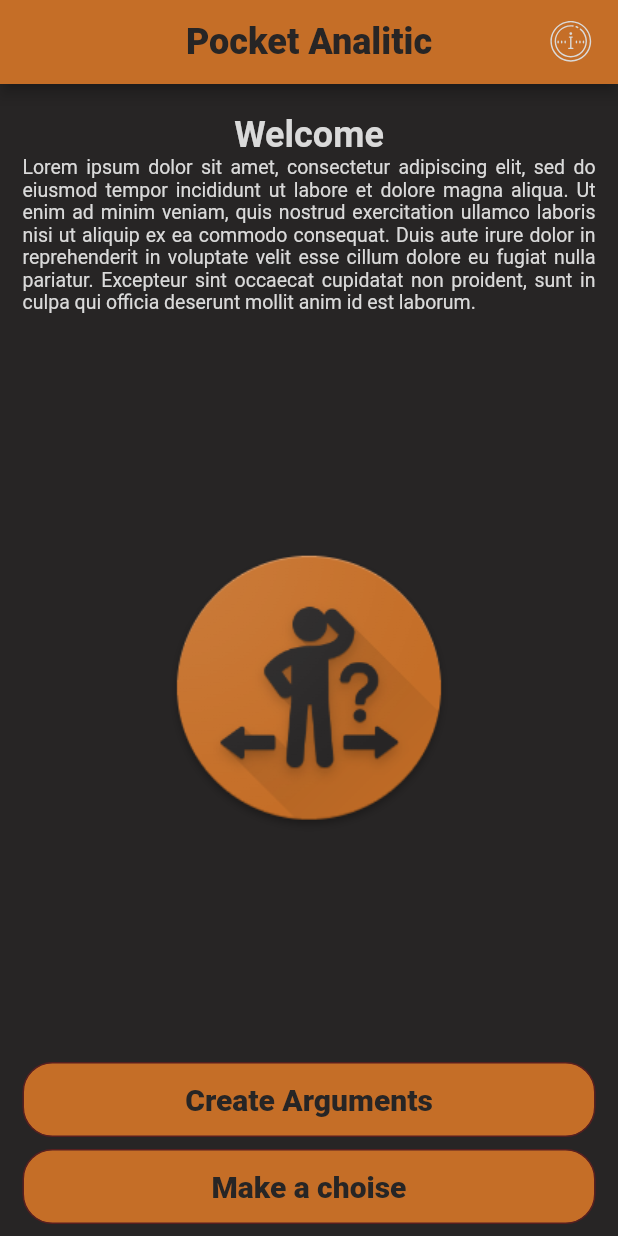
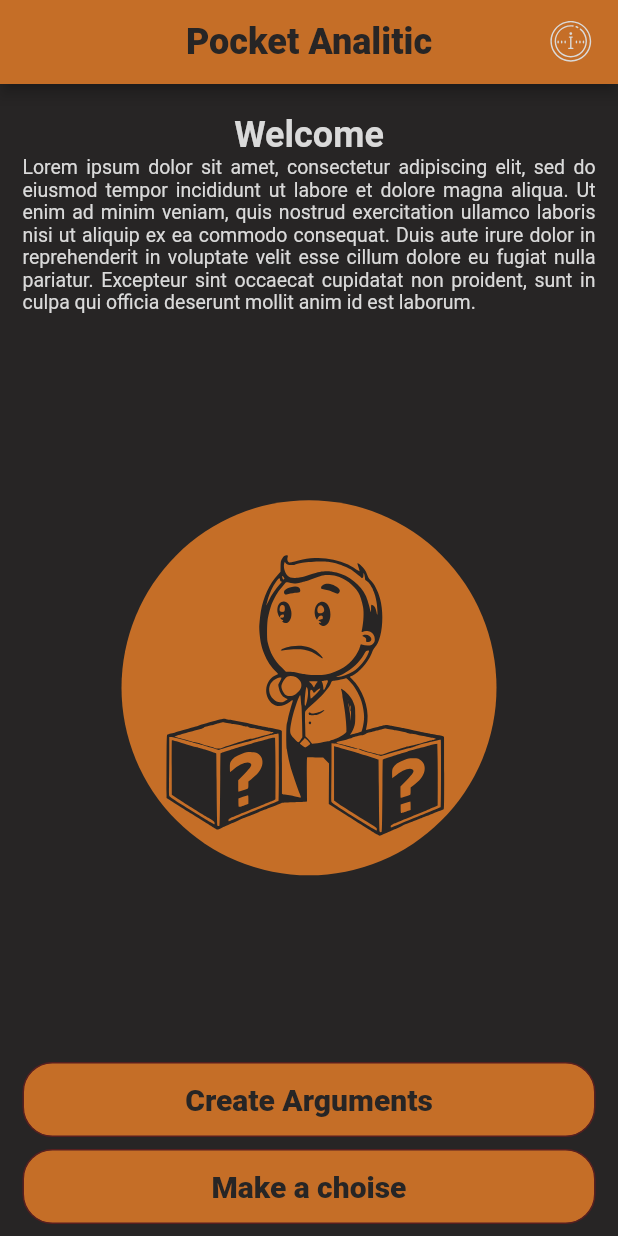
Before and after one commit to NikitaPits/pocket_analitic, a Flutter app: the screen it shows after launch, on a phone screen of 412 x 824 dp. Run offline on Flutter 3.47's test engine with Material 2 defaults, Android fonts, the phone set to English and light mode, and no system bars; our stand-ins replace bloc, flutter_svg, shared_preferences.

Commit message:
logo changed again

```diff
--- a/pocket_analitic/lib/home.dart
+++ b/pocket_analitic/lib/home.dart
@@ -1,4 +1,5 @@
 import 'package:flutter/material.dart';
+import 'package:flutter_svg/flutter_svg.dart';
 import 'package:pocket_analitic/theme/custom_colors.dart';
 import 'package:pocket_analitic/theme/custom_fonts.dart';
 import 'package:pocket_analitic/theme/text_variables.dart';
@@ -59,11 +60,17 @@ class _HomeState extends State<Home> {
                 ],
               ),
               Container(
-                height: 300,
-                width: 300,
-                decoration: const BoxDecoration(
-                  image: DecorationImage(
-                      image: AssetImage('assets/images/logo.png')),
+                height: 250,
+                width: 250,
+                padding: const EdgeInsets.all(12),
+                alignment: Alignment.center,
+                decoration: BoxDecoration(
+                  color: CustomColors.uiTheme,
+                  borderRadius: BorderRadius.circular(125),
+                ),
+                child: SvgPicture.asset(
+                  'assets/icons/logo-AI1.svg',
+                  color: CustomColors.bg,
                 ),
               ),
               const HomeMenuButtons(),
--- a/pocket_analitic/lib/view/choiser_page/choiser_page.dart
+++ b/pocket_analitic/lib/view/choiser_page/choiser_page.dart
@@ -54,7 +54,7 @@ class _ChoiserPageState extends State<ChoiserPage> {
               Column(
                 children: const [
                   CustomRangeInput(
-                    title: 'Coast',
+                    title: 'Cost',
                   ),
                   CustomRangeInput(
                     title: 'Look',
--- a/pocket_analitic/lib/view/create_arguments_page/create_arguments_page.dart
+++ b/pocket_analitic/lib/view/create_arguments_page/create_arguments_page.dart
@@ -42,7 +42,7 @@ class _CreateArgumentsPageState extends State<CreateArgumentsPage> {
               },
               icon: 'assets/icons/back-arrow.svg',
             ),
-            Text('Creaate Arguments',
+            Text('Create Arguments',
                 style: CustomTextStyle.title1ExtraBold24(c: CustomColors.bg)),
             CustomIconButton(
               callback: () {},
```
Also changed, not shown: pocket_analitic/assets/icons/logo-AI1.svg (added), pocket_analitic/assets/images/logo.png, 10 other files.
